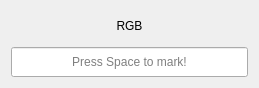
The window that ui_colorcatcher.ui (shuoGG1239/ColorCatcher) describes before a commit, drawn with Qt 5.
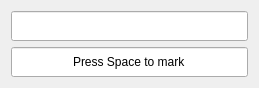
The same window after the commit.

Commit message: 取色框颜色

```diff
--- a/ui_colorcatcher.ui
+++ b/ui_colorcatcher.ui
@@ -15,13 +15,22 @@
   </property>
   <layout class="QVBoxLayout" name="verticalLayout">
    <item>
-    <widget class="QLabel" name="labelActive">
-     <property name="text">
-      <string>RGB</string>
+    <widget class="QLineEdit" name="lineEditMove">
+     <property name="minimumSize">
+      <size>
+       <width>0</width>
+       <height>30</height>
+      </size>
      </property>
      <property name="alignment">
       <set>Qt::AlignCenter</set>
      </property>
+     <property name="readOnly">
+      <bool>true</bool>
+     </property>
+     <property name="placeholderText">
+      <string/>
+     </property>
     </widget>
    </item>
    <item>
@@ -32,6 +41,9 @@
        <height>30</height>
       </size>
      </property>
+     <property name="text">
+      <string>Press Space to mark</string>
+     </property>
      <property name="alignment">
       <set>Qt::AlignCenter</set>
      </property>
```
The commit also changes 2 other files.
